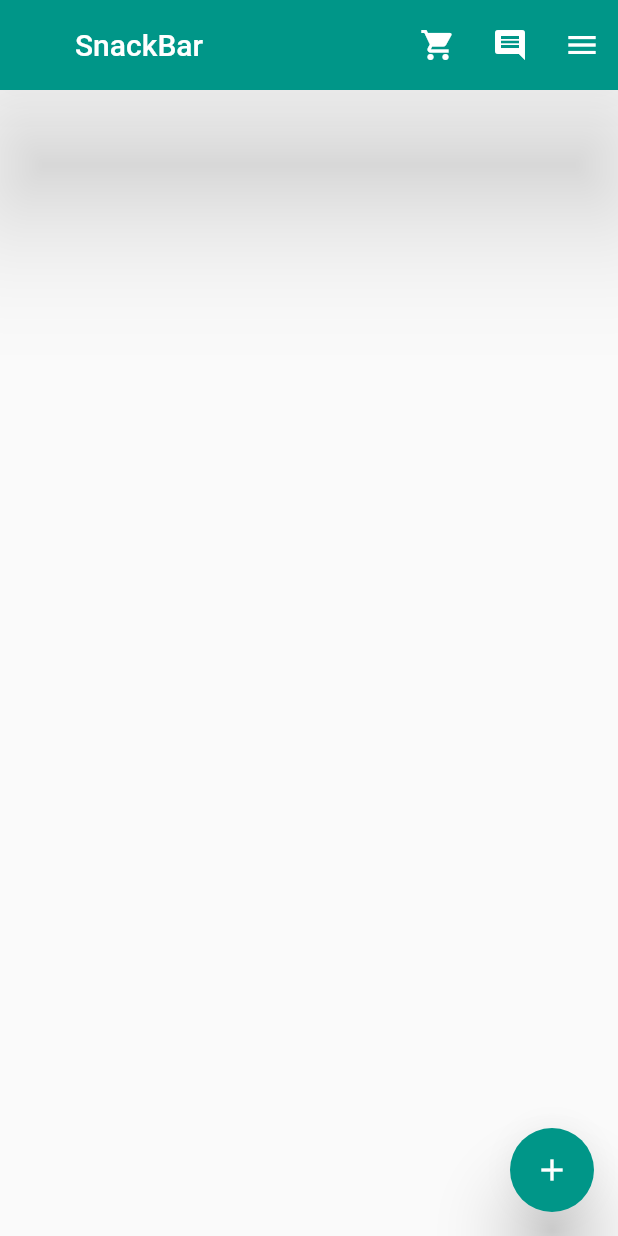
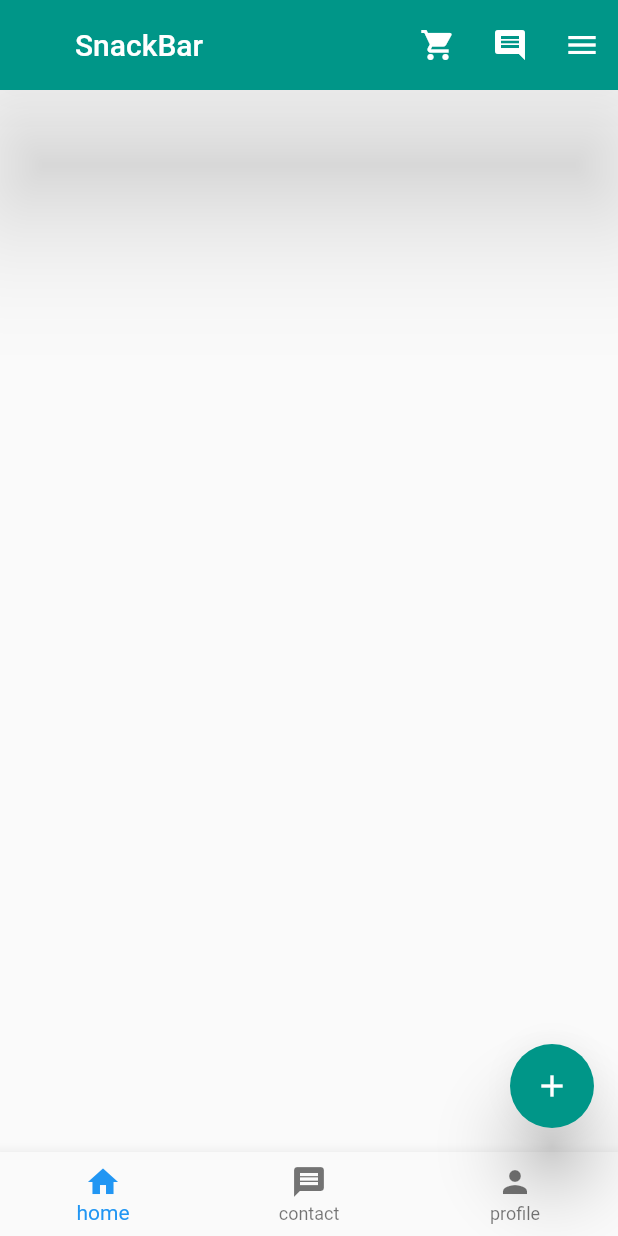
Before and after one commit to Sazzad-Hossain-Sobuj/Ostad_Flutter, a Flutter app: the screen it shows after launch, on a phone screen of 412 x 824 dp. Run offline on Flutter 3.47's test engine with Material 2 defaults, Android fonts, the phone set to English and light mode, and no system bars.

Commit message:
module5 button navigation bar

```diff
--- a/lib/home_screen.dart
+++ b/lib/home_screen.dart
@@ -37,6 +37,29 @@ class HomeScreen extends StatelessWidget {
         child: Icon(Icons.add),
         onPressed: (){MySnackBar('hey! your shopping list is added', context);},
       ),
+      bottomNavigationBar: BottomNavigationBar(
+          items: [
+            BottomNavigationBarItem(icon: Icon(Icons.home),label: 'home'),
+            BottomNavigationBarItem(icon: Icon(Icons.message),label: 'contact'),
+            BottomNavigationBarItem(icon: Icon(Icons.person),label: 'profile'),
+          ],
+        onTap: (int index){
+            if(index == 0){
+              MySnackBar('this is home page', context);
+
+            }
+            if(index == 1){
+              MySnackBar('hey! here your contact', context);
+
+            }
+            if(index == 2){
+              MySnackBar('here is your profile', context);
+
+            }
+        }
+
+
+      ),
     );
   }
 }
```
